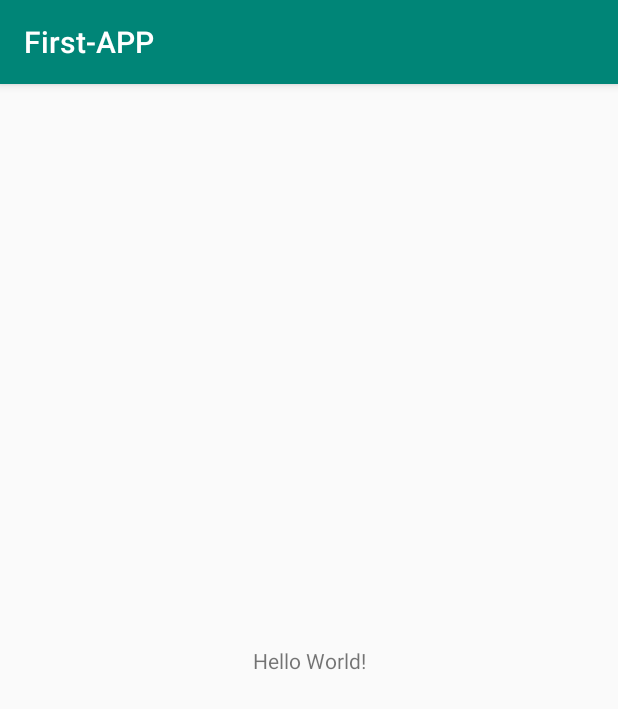
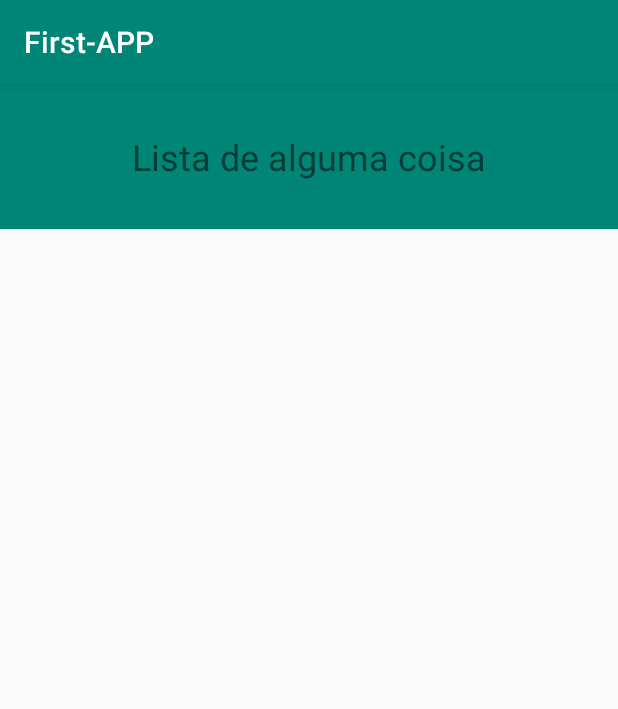
Before and after one commit to GManzke/RecyclerViewImage_Studies, an Android app: the screen it shows after launch (MainActivity), on a phone screen of 412 x 824 dp. Shown: the top 709 px of the screen. Run offline under Robolectric (Android 15) with nearby library versions, the phone set to English and light mode, and no system bars.

Commit message:
Inicialização do XML

```diff
--- a/app/src/main/res/layout/activity_main.xml
+++ b/app/src/main/res/layout/activity_main.xml
@@ -1,18 +1,16 @@
 <?xml version="1.0" encoding="utf-8"?>
-<androidx.constraintlayout.widget.ConstraintLayout xmlns:android="http://schemas.android.com/apk/res/android"
-    xmlns:app="http://schemas.android.com/apk/res-auto"
-    xmlns:tools="http://schemas.android.com/tools"
+<RelativeLayout xmlns:android="http://schemas.android.com/apk/res/android"
     android:layout_width="match_parent"
-    android:layout_height="match_parent"
-    tools:context=".MainActivity">
+    android:layout_height="match_parent">
 
     <TextView
-        android:layout_width="wrap_content"
+        android:layout_width="match_parent"
         android:layout_height="wrap_content"
-        android:text="Hello World!"
-        app:layout_constraintBottom_toBottomOf="parent"
-        app:layout_constraintLeft_toLeftOf="parent"
-        app:layout_constraintRight_toRightOf="parent"
-        app:layout_constraintTop_toTopOf="parent" />
+        android:text="Lista de alguma coisa"
+        android:textSize="24sp"
+        android:gravity="center"
+        android:background="@color/colorPrimary"
+        android:padding="32dp"
+        />
 
-</androidx.constraintlayout.widget.ConstraintLayout>
+</RelativeLayout>
```
